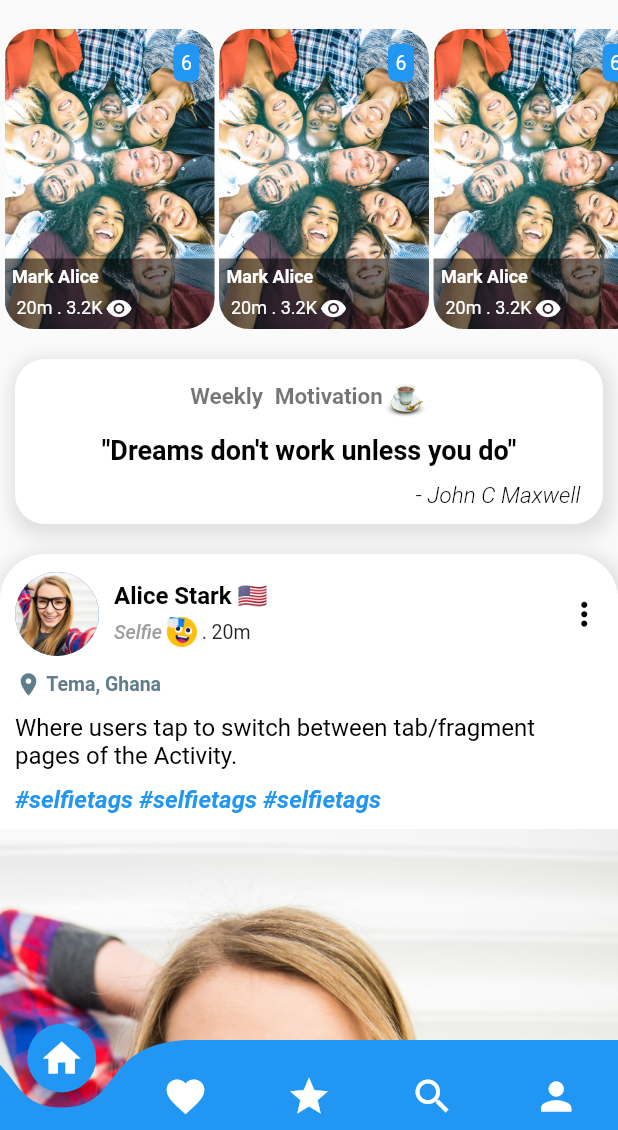
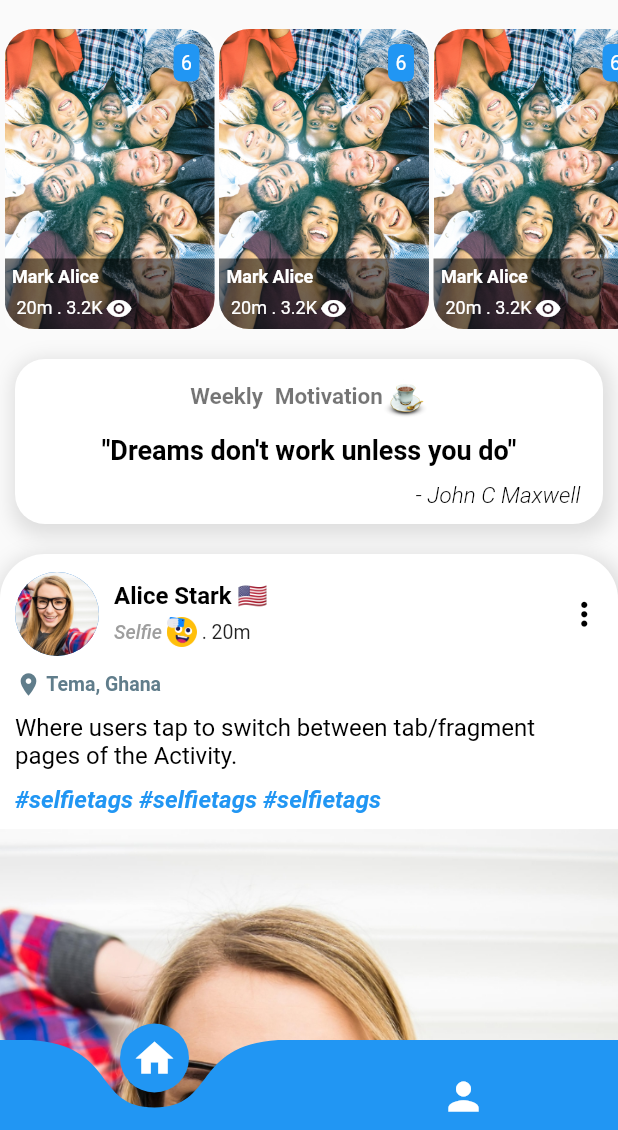
Before and after one commit to robertdelase/selfie_splash, a Flutter app: the screen it shows once a user with an empty profile is signed in, on a phone screen of 412 x 824 dp, the part 106-1236 px from its top. Run offline on Flutter 3.47's test engine with Material 2 defaults, Android fonts, the phone set to English and light mode, and no system bars; drawn by our look-alikes of curved_navigation_bar, focused_menu; our stand-ins replace country_picker, firebase_auth, firebase_core, google_fonts, smooth_page_indicator, tab_indicator_styler and 1 more; accounts and stored records are empty.

Commit message:
Updates I

```diff
--- a/lib/home.dart
+++ b/lib/home.dart
@@ -22,7 +22,12 @@ class HomeState extends State<Home> {
 
   int selectedPage = 0;
 
-  final _mainActivityPages = [HomePage(), SelfieOfTheWeekPage(), WhatsOnPage(), AdsPage(), ProfilePage()];
+  final _mainActivityPages = [
+    HomePage(),
+  //SelfieOfTheWeekPage(),
+  // WhatsOnPage(),
+  // AdsPage(),
+    ProfilePage()];
 
   @override
   Widget build(BuildContext context) {
@@ -33,9 +38,9 @@ class HomeState extends State<Home> {
         height: 60.0,
         items: <Widget> [
           Icon(Icons.home, size: 30, color: Colors.white,),
-          Icon(Icons.favorite, size: 30, color: Colors.white,),
-          Icon(Icons.star, size: 30, color: Colors.white,),
-          Icon(Icons.search, size: 30, color: Colors.white,),
+          //Icon(Icons.favorite, size: 30, color: Colors.white,),
+          //Icon(Icons.star, size: 30, color: Colors.white,),
+          //Icon(Icons.search, size: 30, color: Colors.white,),
           Icon(Icons.person, size: 30, color: Colors.white,),
         ],
         buttonBackgroundColor: Colors.blue,
```
